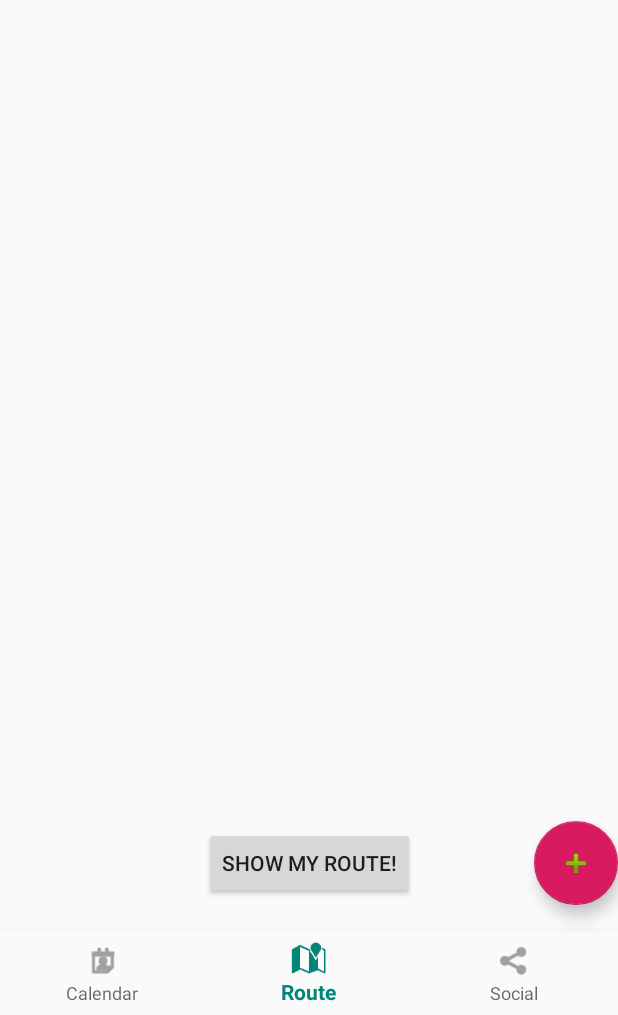
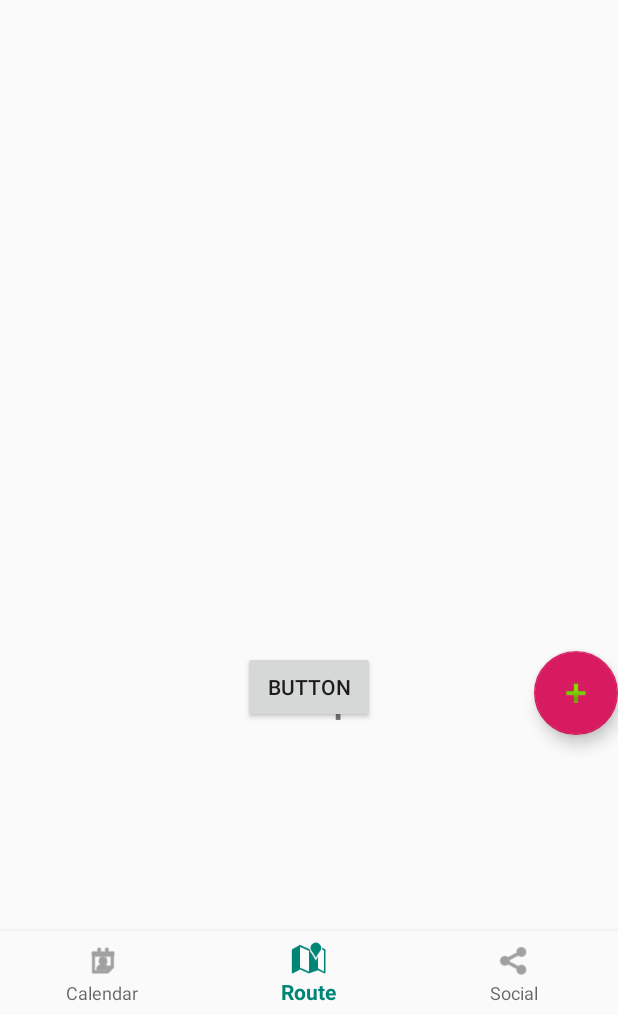
Before and after one commit to PrinceB3N/Schedule-Optimization, an Android app: the screen it shows after launch (MainActivity), on a phone screen of 412 x 824 dp, the part 221-1236 px from its top. Run offline under Robolectric (Android 15) with nearby library versions, the phone set to English and light mode, and no system bars; our stand-ins replace navigation-ui.

Commit message:
my - remove latlng

```diff
--- a/android/app/src/main/java/edu/ucsb/cs/cs48/schedoptim/AddTaskActivity.java
+++ b/android/app/src/main/java/edu/ucsb/cs/cs48/schedoptim/AddTaskActivity.java
@@ -32,7 +32,6 @@ import java.io.File;
 import java.util.ArrayList;
 import java.util.List;
 
-import static edu.ucsb.cs.cs48.schedoptim.JSONUtils.getObjectFromJSON;
 
 public class AddTaskActivity extends Activity {
 
@@ -47,18 +46,15 @@ public class AddTaskActivity extends Activity {
 //        final TextInputEditText input_lat= findViewById(R.id.textInput_lat);
 //        final TextInputEditText input_lng = findViewById(R.id.textInput_lng);
         final String travel_mode = "bicycling";
-        final String file_dir = this.getFilesDir().toString();
-        final String file_path = "/test.json";
 
         add.setOnClickListener(new View.OnClickListener() {
             @Override
             public void onClick(View v) {
 //                double lat = Double.valueOf(input_lat.getText().toString());
 //                double lng = Double.valueOf(input_lng.getText().toString());
-//                Location l = new Location(new LatLng(lat, lng),input_name.getText().toString());
 
-                MapsController control = new MapsController(file_dir,file_path);
-                control.addToRequestList(input_name.getText().toString(),travel_mode);
+//                MapsController control = new MapsController();
+//                control.addToRequestList(input_name.getText().toString(),travel_mode);
                 AddTaskActivity.this.finish();
             }
         });
@@ -72,4 +68,6 @@ public class AddTaskActivity extends Activity {
 
     }
 
+
+
 }
--- a/android/app/src/main/res/layout/activity_main.xml
+++ b/android/app/src/main/res/layout/activity_main.xml
@@ -1,6 +1,7 @@
 <?xml version="1.0" encoding="utf-8"?>
 <androidx.constraintlayout.widget.ConstraintLayout xmlns:android="http://schemas.android.com/apk/res/android"
     xmlns:app="http://schemas.android.com/apk/res-auto"
+    xmlns:tools="http://schemas.android.com/tools"
     android:id="@+id/container"
     android:layout_width="match_parent"
     android:layout_height="match_parent"
@@ -10,8 +11,6 @@
         android:id="@+id/nav_view"
         android:layout_width="0dp"
         android:layout_height="wrap_content"
-        android:layout_marginStart="0dp"
-        android:layout_marginEnd="0dp"
         android:background="?android:attr/windowBackground"
         app:layout_constraintBottom_toBottomOf="parent"
         app:layout_constraintLeft_toLeftOf="parent"
@@ -22,11 +21,9 @@
         android:id="@+id/nav_host_fragment"
         android:name="androidx.navigation.fragment.NavHostFragment"
         android:layout_width="match_parent"
-        android:layout_height="match_parent"
+        android:layout_height="0dp"
         app:defaultNavHost="true"
-        app:layout_constraintBottom_toTopOf="@id/nav_view"
-        app:layout_constraintLeft_toLeftOf="parent"
-        app:layout_constraintRight_toRightOf="parent"
+        app:layout_constraintBottom_toTopOf="@+id/nav_view"
         app:layout_constraintTop_toTopOf="parent"
         app:navGraph="@navigation/mobile_navigation" />
 
--- a/android/app/src/main/res/layout/fragment_maps.xml
+++ b/android/app/src/main/res/layout/fragment_maps.xml
@@ -11,11 +11,26 @@
         android:name="com.google.android.gms.maps.SupportMapFragment"
         android:layout_width="0dp"
         android:layout_height="0dp"
-        app:layout_constraintBottom_toTopOf="@+id/guideline2"
+        app:layout_constraintBottom_toTopOf="@+id/textView2"
         app:layout_constraintEnd_toEndOf="parent"
         app:layout_constraintHorizontal_bias="0.0"
         app:layout_constraintStart_toStartOf="parent"
-        app:layout_constraintTop_toTopOf="parent" />
+        app:layout_constraintTop_toTopOf="parent"
+        app:layout_constraintVertical_bias="0.0" />
+
+    <TextView
+        android:id="@+id/textView2"
+        android:layout_width="0dp"
+        android:layout_height="0dp"
+        android:text="Map"
+        android:textAlignment="center"
+        android:textSize="36sp"
+        app:layout_constraintBottom_toBottomOf="parent"
+        app:layout_constraintEnd_toEndOf="parent"
+        app:layout_constraintHorizontal_bias="0.0"
+        app:layout_constraintStart_toStartOf="parent"
+        app:layout_constraintTop_toTopOf="@+id/guideline2"
+        app:layout_constraintVertical_bias="0.0" />
 
     <androidx.constraintlayout.widget.Guideline
         android:id="@+id/guideline2"
@@ -28,18 +43,16 @@
         android:id="@+id/button"
         android:layout_width="wrap_content"
         android:layout_height="wrap_content"
-        android:text="Show My Route!"
-        app:layout_constraintBottom_toBottomOf="parent"
+        android:text="Button"
         app:layout_constraintEnd_toEndOf="parent"
         app:layout_constraintStart_toStartOf="parent"
-        app:layout_constraintTop_toTopOf="@+id/guideline2" />
+        app:layout_constraintTop_toBottomOf="@+id/map" />
 
     <com.google.android.material.floatingactionbutton.FloatingActionButton
         android:id="@+id/fab"
         android:layout_width="wrap_content"
         android:layout_height="wrap_content"
         android:clickable="true"
-        app:layout_constraintBottom_toBottomOf="parent"
         app:layout_constraintEnd_toEndOf="parent"
         app:layout_constraintTop_toTopOf="@+id/guideline2"
         app:srcCompat="@android:drawable/ic_input_add" />
--- a/android/build.gradle
+++ b/android/build.gradle
@@ -7,7 +7,7 @@ buildscript {
 
     }
     dependencies {
-        classpath 'com.android.tools.build:gradle:3.5.3'
+        classpath 'com.android.tools.build:gradle:3.6.0'
 
         // NOTE: Do not place your application dependencies here; they belong
         // in the individual module build.gradle files
```
Also changed, not shown: android/app/build.gradle (line endings or trailing spaces).
